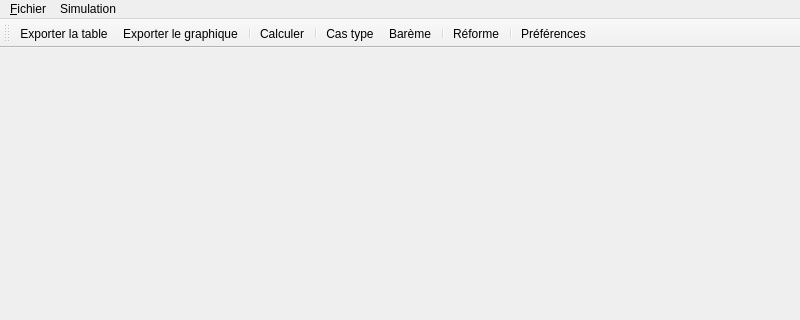
Before: the Qt Designer form src/ui/mainwindow.ui in clems/openfisca, drawn with Qt 5; both pictures show x 0 to 800 and y 0 to 320 of the 800 by 600 pixel window.
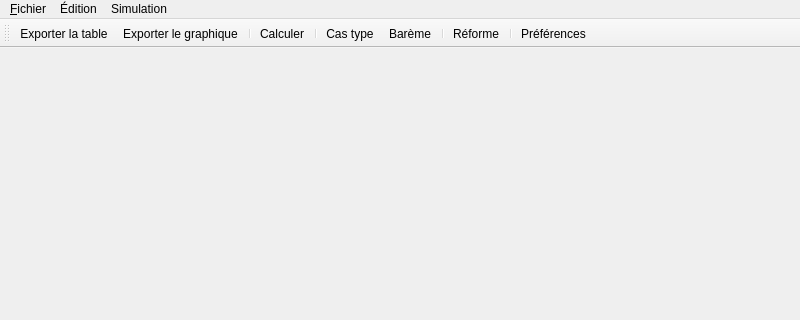
After: the same form once the commit is applied. Icons and pictures are not drawn.

What changed in the file:
```diff
--- a/src/ui/mainwindow.ui
+++ b/src/ui/mainwindow.ui
@@ -58,7 +58,13 @@
     <addaction name="separator"/>
     <addaction name="actModeReforme"/>
    </widget>
+   <widget class="QMenu" name="menu_dition">
+    <property name="title">
+     <string>Édition</string>
+    </property>
+   </widget>
    <addaction name="file_menu"/>
+   <addaction name="menu_dition"/>
    <addaction name="menuSimulation"/>
   </widget>
   <widget class="QToolBar" name="toolBar">
```
